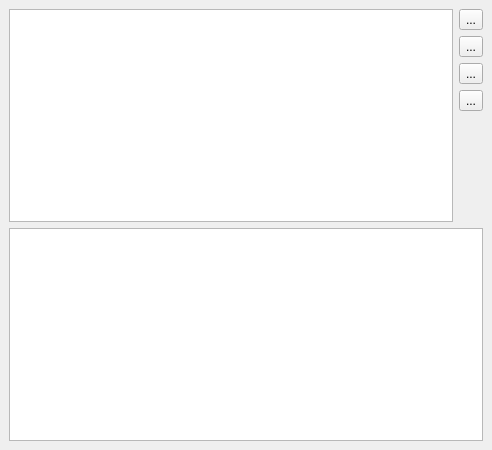
Qt form v2/branches/dev/plugins/base/PostIt/src/ui/UIPostIt.ui (testmana2/mks) before a commit.
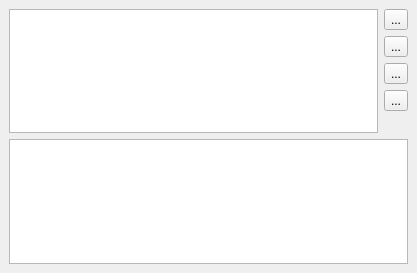
The same form after that commit. Icons and pictures are not drawn.

```diff
--- a/v2/branches/dev/plugins/base/PostIt/src/ui/UIPostIt.ui
+++ b/v2/branches/dev/plugins/base/PostIt/src/ui/UIPostIt.ui
@@ -5,8 +5,8 @@
    <rect>
     <x>0</x>
     <y>0</y>
-    <width>492</width>
-    <height>450</height>
+    <width>417</width>
+    <height>273</height>
    </rect>
   </property>
   <property name="windowTitle" >
@@ -18,6 +18,9 @@
      <layout class="QVBoxLayout" name="verticalLayout" >
       <item>
        <layout class="QHBoxLayout" name="horizontalLayout" >
+        <property name="sizeConstraint" >
+         <enum>QLayout::SetFixedSize</enum>
+        </property>
         <item>
          <widget class="QListWidget" name="lstNotes" />
         </item>
```
